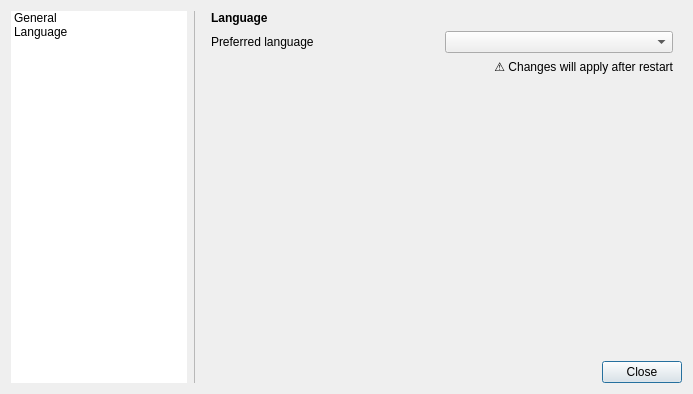
Lymphatus/caesium-image-compressor, file views/PreferencesDialog.ui: the form before one commit.
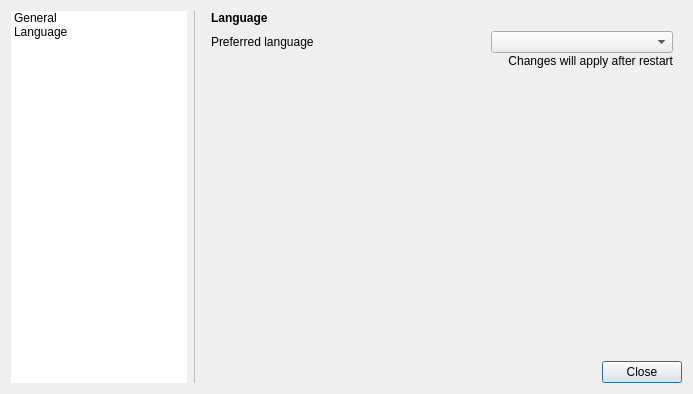
The form after the commit. The open tabs and pages were chosen to show the change. Icons and pictures are not drawn.

```diff
--- a/views/PreferencesDialog.ui
+++ b/views/PreferencesDialog.ui
@@ -145,31 +145,7 @@
            </property>
           </widget>
          </item>
-         <item row="1" column="0">
-          <widget class="QLabel" name="languageComboBox_Label">
-           <property name="text">
-            <string>Preferred language</string>
-           </property>
-          </widget>
-         </item>
-         <item row="1" column="1">
-          <widget class="QComboBox" name="language_ComboBox">
-           <property name="focusPolicy">
-            <enum>Qt::TabFocus</enum>
-           </property>
-          </widget>
-         </item>
-         <item row="2" column="0" colspan="2">
-          <widget class="QLabel" name="changesAfterRestart_Label">
-           <property name="text">
-            <string>&lt;html&gt;&lt;head/&gt;&lt;body&gt;&lt;p&gt;⚠️ Changes will apply after restart&lt;/p&gt;&lt;/body&gt;&lt;/html&gt;</string>
-           </property>
-           <property name="alignment">
-            <set>Qt::AlignRight|Qt::AlignTrailing|Qt::AlignVCenter</set>
-           </property>
-          </widget>
-         </item>
-         <item row="3" column="0" colspan="2">
+         <item row="8" column="0" colspan="2">
           <spacer name="verticalSpacer_2">
            <property name="orientation">
             <enum>Qt::Vertical</enum>
@@ -182,6 +158,78 @@
            </property>
           </spacer>
          </item>
+         <item row="2" column="0" colspan="2">
+          <layout class="QGridLayout" name="changesAfterRestart_GridLayout">
+           <property name="spacing">
+            <number>0</number>
+           </property>
+           <item row="0" column="2">
+            <widget class="QComboBox" name="language_ComboBox">
+             <property name="focusPolicy">
+              <enum>Qt::TabFocus</enum>
+             </property>
+            </widget>
+           </item>
+           <item row="1" column="2">
+            <layout class="QHBoxLayout" name="changesAfterRestart_HLayout">
+             <item>
+              <widget class="QLabel" name="changesAfterRestart_LabelIcon">
+               <property name="sizePolicy">
+                <sizepolicy hsizetype="Fixed" vsizetype="Fixed">
+                 <horstretch>0</horstretch>
+                 <verstretch>0</verstretch>
+                </sizepolicy>
+               </property>
+               <property name="minimumSize">
+                <size>
+                 <width>16</width>
+                 <height>16</height>
+                </size>
+               </property>
+               <property name="maximumSize">
+                <size>
+                 <width>16</width>
+                 <height>16</height>
+                </size>
+               </property>
+               <property name="text">
+                <string/>
+               </property>
+               <property name="pixmap">
+                <pixmap resource="../resources/resources.qrc">:/icons/compression_statuses/warning.svg</pixmap>
+               </property>
+               <property name="scaledContents">
+                <bool>true</bool>
+               </property>
+               <property name="alignment">
+                <set>Qt::AlignRight|Qt::AlignTrailing|Qt::AlignVCenter</set>
+               </property>
+              </widget>
+             </item>
+             <item>
+              <widget class="QLabel" name="changesAfterRestart_Label">
+               <property name="text">
+                <string>Changes will apply after restart</string>
+               </property>
+               <property name="textFormat">
+                <enum>Qt::PlainText</enum>
+               </property>
+               <property name="alignment">
+                <set>Qt::AlignRight|Qt::AlignTrailing|Qt::AlignVCenter</set>
+               </property>
+              </widget>
+             </item>
+            </layout>
+           </item>
+           <item row="0" column="0" colspan="2">
+            <widget class="QLabel" name="languageComboBox_Label">
+             <property name="text">
+              <string>Preferred language</string>
+             </property>
+            </widget>
+           </item>
+          </layout>
+         </item>
         </layout>
        </widget>
       </widget>
```
Left out of the diff: 234 changed lines with no effect on the pictures.
